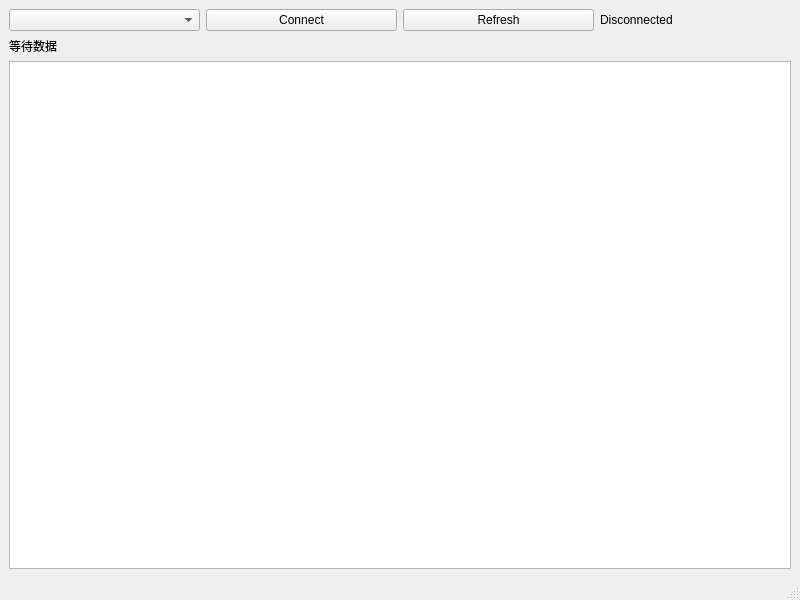
Above: host/bms_monitor/mainwindow.ui from Devi1Fairy/stm32-bms-prototype before the change. Below: the same form after it.
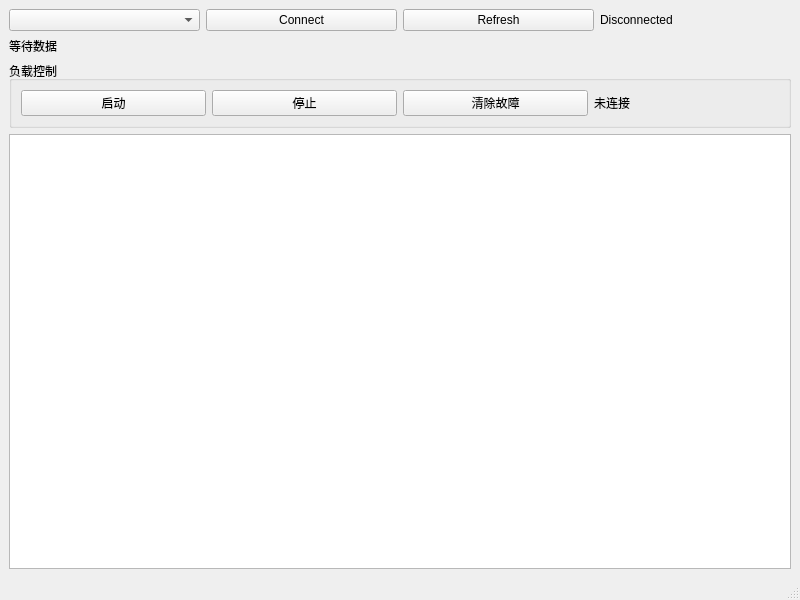
That is the form after the change.

Patch:
```diff
--- a/host/bms_monitor/mainwindow.ui
+++ b/host/bms_monitor/mainwindow.ui
@@ -50,6 +50,43 @@
       </property>
      </widget>
     </item>
+    <item>
+     <widget class="QGroupBox" name="groupBox">
+      <property name="title">
+       <string>负载控制</string>
+      </property>
+      <layout class="QHBoxLayout" name="horizontalLayout_2">
+       <item>
+        <widget class="QPushButton" name="startButton">
+         <property name="text">
+          <string>启动</string>
+         </property>
+        </widget>
+       </item>
+       <item>
+        <widget class="QPushButton" name="stopButton">
+         <property name="text">
+          <string>停止</string>
+         </property>
+        </widget>
+       </item>
+       <item>
+        <widget class="QPushButton" name="clearFaultButton">
+         <property name="text">
+          <string>清除故障</string>
+         </property>
+        </widget>
+       </item>
+       <item>
+        <widget class="QLabel" name="commandLabel">
+         <property name="text">
+          <string>未连接</string>
+         </property>
+        </widget>
+       </item>
+      </layout>
+     </widget>
+    </item>
     <item>
      <widget class="QPlainTextEdit" name="rxText"/>
     </item>
```
